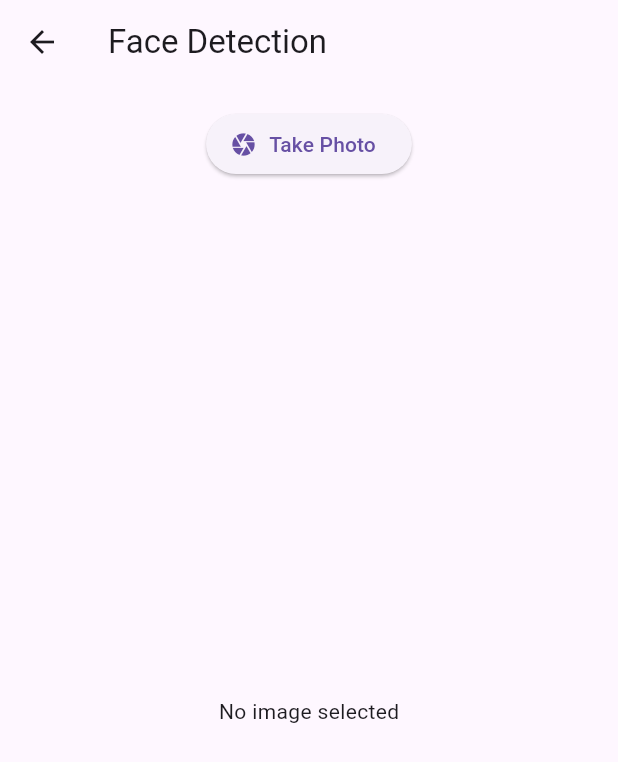
After one commit to MuhammadRidwanollah/mobile, a Flutter app: the CameraPage screen opened by its route, after a tap on "Take Photo", on a phone screen of 412 x 824 dp. The commit adds this screen. Shown: the top 762 px of the screen. Run offline on Flutter 3.47's test engine with Material 3 defaults, Android fonts, the phone set to English and light mode, and no system bars; our stand-ins replace image_picker, permission_handler, shared_preferences; missing offline and left inert: google_mlkit_face_detection; accounts and stored records are empty.

Commit message:
Membuat modul kamera flutter

```diff
--- /dev/null
+++ b/lib/src/pages/camera/camera_page.dart
@@ -0,0 +1,175 @@
+import 'dart:io';
+import 'package:flutter/material.dart';
+import 'package:image_picker/image_picker.dart';
+import 'package:permission_handler/permission_handler.dart';
+import '../../services/face_detection_service.dart';
+
+class CameraPage extends StatefulWidget {
+  const CameraPage({super.key});
+
+  @override
+  State<CameraPage> createState() => _CameraPageState();
+}
+
+class _CameraPageState extends State<CameraPage> {
+  final ImagePicker _picker = ImagePicker();
+  final FaceDetectionService _faceDetectionService = FaceDetectionService();
+  File? _imageFile;
+  Map<String, dynamic>? _faceData;
+  bool _isProcessing = false;
+
+  @override
+  void dispose() {
+    _faceDetectionService.dispose();
+    super.dispose();
+  }
+
+  Future<void> _requestPermissions() async {
+    final cameraStatus = await Permission.camera.request();
+    final storageStatus = await Permission.storage.request();
+
+    if (!cameraStatus.isGranted || !storageStatus.isGranted) {
+      if (mounted) {
+        ScaffoldMessenger.of(context).showSnackBar(
+          const SnackBar(content: Text('Camera and storage permissions are required')),
+        );
+      }
+    }
+  }
+
+  Future<void> _takePhoto() async {
+    await _requestPermissions();
+
+    try {
+      final XFile? photo = await _picker.pickImage(
+        source: ImageSource.camera,
+        preferredCameraDevice: CameraDevice.front,
+      );
+
+      if (photo != null) {
+        setState(() {
+          _imageFile = File(photo.path);
+          _faceData = null;
+          _isProcessing = true;
+        });
+
+        // Process the image for face detection
+        final faceData = await _faceDetectionService.detectFaces(_imageFile!);
+
+        setState(() {
+          _faceData = faceData;
+          _isProcessing = false;
+        });
+
+        if (mounted) {
+          ScaffoldMessenger.of(context).showSnackBar(
+            SnackBar(content: Text('Detected ${faceData['face_count']} face(s)')),
+          );
+        }
+      }
+    } catch (e) {
+      setState(() {
+        _isProcessing = false;
+      });
+      if (mounted) {
+        ScaffoldMessenger.of(context).showSnackBar(
+          SnackBar(content: Text('Error taking photo: $e')),
+        );
+      }
+    }
+  }
+
+  void _sendToBackend() {
+    if (_faceData != null) {
+      // Here you would send _faceData to your backend
+      // For demo, just show a dialog
+      showDialog(
+        context: context,
+        builder: (context) => AlertDialog(
+          title: const Text('Face Data'),
+          content: SingleChildScrollView(
+            child: Text(_faceData.toString()),
+          ),
+          actions: [
+            TextButton(
+              onPressed: () => Navigator.of(context).pop(),
+              child: const Text('OK'),
+            ),
+          ],
+        ),
+      );
+    }
+  }
+
+  @override
+  Widget build(BuildContext context) {
+    return Scaffold(
+      appBar: AppBar(
+        title: const Text('Face Detection'),
+        actions: [
+          if (_faceData != null)
+            IconButton(
+              icon: const Icon(Icons.send),
+              onPressed: _sendToBackend,
+              tooltip: 'Send to Backend',
+            ),
+        ],
+      ),
+      body: Padding(
+        padding: const EdgeInsets.all(16.0),
+        child: Column(
+          children: [
+            ElevatedButton.icon(
+              onPressed: _isProcessing ? null : _takePhoto,
+              icon: const Icon(Icons.camera),
+              label: const Text('Take Photo'),
+            ),
+            const SizedBox(height: 20),
+            if (_isProcessing)
+              const CircularProgressIndicator()
+            else if (_imageFile != null)
+              Expanded(
+                child: Column(
+                  children: [
+                    Image.file(
+                      _imageFile!,
+                      height: 200,
+                      fit: BoxFit.cover,
+                    ),
+                    const SizedBox(height: 20),
+                    if (_faceData != null)
+                      Expanded(
+                        child: SingleChildScrollView(
+                          child: Column(
+                            crossAxisAlignment: CrossAxisAlignment.start,
+                            children: [
+                              Text('Faces Detected: ${_faceData!['face_count']}'),
+                              const SizedBox(height: 10),
+                              Text(
+                                'Face Data:',
+                                style: Theme.of(context).textTheme.titleMedium,
+                              ),
+                              const SizedBox(height: 10),
+                              Text(
+                                _faceData.toString(),
+                                style: const TextStyle(fontSize: 12),
+                              ),
+                            ],
+                          ),
+                        ),
+                      ),
+                  ],
+                ),
+              )
+            else
+              const Expanded(
+                child: Center(
+                  child: Text('No image selected'),
+                ),
+              ),
+          ],
+        ),
+      ),
+    );
+  }
+}
--- a/lib/src/routes.dart
+++ b/lib/src/routes.dart
@@ -3,10 +3,12 @@ import 'pages/auth/auth_page.dart';
 import 'pages/dashboard/dashboard_page.dart';
 import 'pages/presence/presence_page.dart';
 import 'pages/profile/profile_page.dart';
+import 'pages/camera/camera_page.dart';
 
 final Map<String, WidgetBuilder> routes = {
   '/': (context) => const AuthPage(),
   '/dashboard': (context) => const DashboardPage(),
   '/presence': (context) => const PresencePage(),
   '/profile': (context) => const ProfilePage(),
+  '/camera': (context) => const CameraPage(),
 };
--- /dev/null
+++ b/lib/src/services/face_detection_service.dart
@@ -0,0 +1,85 @@
+import 'dart:io';
+import 'package:google_mlkit_face_detection/google_mlkit_face_detection.dart';
+
+class FaceDetectionService {
+  final FaceDetector _faceDetector = FaceDetector(
+    options: FaceDetectorOptions(
+      enableContours: true,
+      enableLandmarks: true,
+      enableClassification: true,
+      enableTracking: true,
+      performanceMode: FaceDetectorMode.accurate,
+    ),
+  );
+
+  Future<Map<String, dynamic>> detectFaces(File imageFile) async {
+    try {
+      final inputImage = InputImage.fromFile(imageFile);
+      final faces = await _faceDetector.processImage(inputImage);
+
+      List<Map<String, dynamic>> faceData = [];
+
+      for (final face in faces) {
+        final boundingBox = face.boundingBox;
+        final landmarks = _extractLandmarks(face.landmarks);
+        final smilingProbability = face.smilingProbability;
+        final headEulerAngleX = face.headEulerAngleX;
+        final headEulerAngleY = face.headEulerAngleY;
+        final headEulerAngleZ = face.headEulerAngleZ;
+
+        // Using smilingProbability as confidence for now, or calculate a custom confidence
+        final confidence = smilingProbability ?? 0.0;
+
+        faceData.add({
+          'bounding_box': {
+            'left': boundingBox.left,
+            'top': boundingBox.top,
+            'width': boundingBox.width,
+            'height': boundingBox.height,
+          },
+          'landmarks': landmarks,
+          'smiling_probability': smilingProbability,
+          'head_euler_angles': {
+            'x': headEulerAngleX,
+            'y': headEulerAngleY,
+            'z': headEulerAngleZ,
+          },
+          'confidence': confidence,
+        });
+      }
+
+      return {
+        'success': true,
+        'faces': faceData,
+        'face_count': faces.length,
+      };
+    } catch (e) {
+      return {
+        'success': false,
+        'error': e.toString(),
+        'faces': [],
+        'face_count': 0,
+      };
+    }
+  }
+
+  List<Map<String, dynamic>> _extractLandmarks(Map<FaceLandmarkType, FaceLandmark?> landmarks) {
+    List<Map<String, dynamic>> landmarkList = [];
+
+    landmarks.forEach((type, landmark) {
+      if (landmark != null) {
+        landmarkList.add({
+          'type': type.name,
+          'x': landmark.position.x,
+          'y': landmark.position.y,
+        });
+      }
+    });
+
+    return landmarkList;
+  }
+
+  void dispose() {
+    _faceDetector.close();
+  }
+}
--- a/pubspec.yaml
+++ b/pubspec.yaml
@@ -41,6 +41,7 @@ dependencies:
   image_picker: ^1.1.2
   shared_preferences: ^2.3.2
   intl: ^0.19.0
+  permission_handler: ^11.3.1
 
 dev_dependencies:
   flutter_test:
```
Also changed, not shown: lib/src/pages/presence/presence_page.dart (+14 -2 lines), pubspec.lock, 2 other files.
